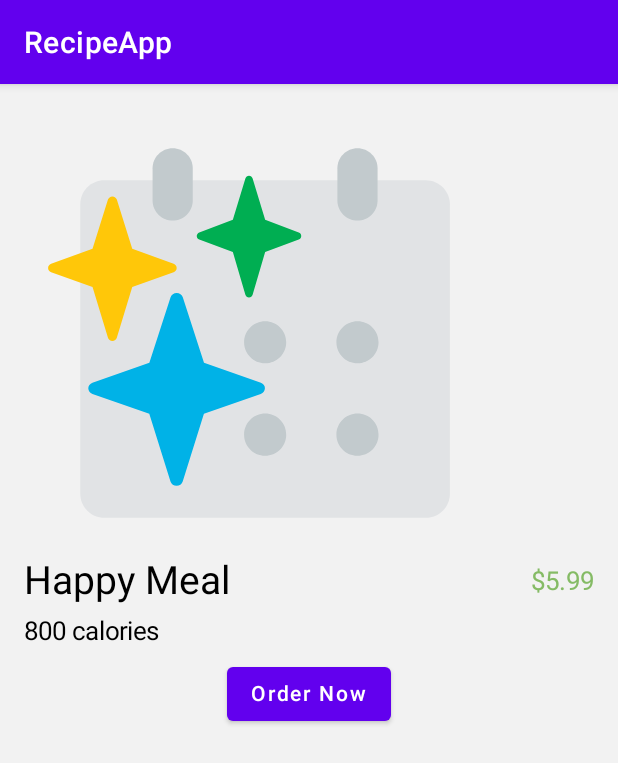
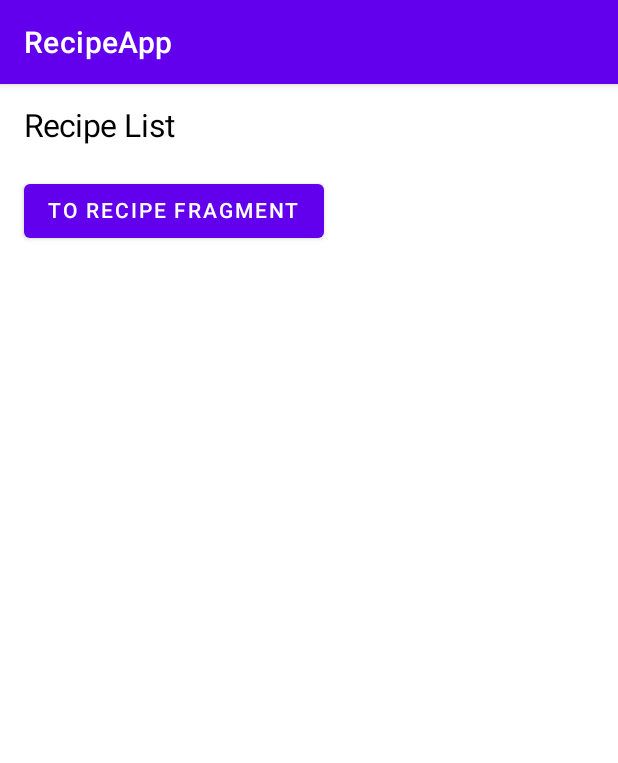
Before and after one commit to mattlenehan/RecipeApp, an Android app built with Jetpack Compose: the screen it shows after launch (MainActivity), on a phone screen of 412 x 824 dp. Shown: the top 763 px of the screen. Run offline under Robolectric (Android 15) with nearby library versions, the phone set to English and light mode, and no system bars; our stand-ins replace Dagger/Hilt's generated code.

```diff
--- a/app/src/main/AndroidManifest.xml
+++ b/app/src/main/AndroidManifest.xml
@@ -2,14 +2,17 @@
 <manifest xmlns:android="http://schemas.android.com/apk/res/android"
     package="com.example.recipeapp">
 
+    <uses-permission android:name="android.permission.INTERNET"/>
+
     <application
+        android:name=".ui.BaseApplication"
         android:allowBackup="true"
         android:icon="@mipmap/ic_launcher"
         android:label="@string/app_name"
         android:roundIcon="@mipmap/ic_launcher_round"
         android:supportsRtl="true"
         android:theme="@style/Theme.RecipeApp">
-        <activity android:name=".MainActivity">
+        <activity android:name=".ui.MainActivity">
             <intent-filter>
                 <action android:name="android.intent.action.MAIN" />
 
--- /dev/null
+++ b/app/src/main/java/com/example/recipeapp/ui/BaseApplication.kt
@@ -0,0 +1,17 @@
+package com.example.recipeapp.ui
+
+import android.app.Application
+import androidx.compose.runtime.mutableStateOf
+import dagger.hilt.android.HiltAndroidApp
+
+@HiltAndroidApp
+class BaseApplication : Application(){
+
+    // should be saved in data store
+    val isDark = mutableStateOf(false)
+
+    fun toggleLightTheme(){
+        isDark.value = !isDark.value
+    }
+
+}
--- a/app/src/main/java/com/example/recipeapp/MainActivity.kt
+++ b/app/src/main/java/com/example/recipeapp/ui/MainActivity.kt
@@ -1,11 +1,9 @@
-package com.example.recipeapp
+package com.example.recipeapp.ui
 
+import android.os.Bundle
 import androidx.appcompat.app.AppCompatActivity
-import android.os.Bundle
-import androidx.activity.compose.setContent
 import androidx.compose.foundation.Image
 import androidx.compose.foundation.background
-import androidx.compose.foundation.horizontalScroll
 import androidx.compose.foundation.layout.*
 import androidx.compose.foundation.lazy.LazyColumn
 import androidx.compose.material.Button
@@ -19,14 +17,16 @@ import androidx.compose.ui.res.painterResource
 import androidx.compose.ui.text.TextStyle
 import androidx.compose.ui.unit.dp
 import androidx.compose.ui.unit.sp
+import com.example.recipeapp.R
+import dagger.hilt.android.AndroidEntryPoint
 
-class MainActivity : AppCompatActivity(){
+@AndroidEntryPoint
+class MainActivity : AppCompatActivity() {
 
     override fun onCreate(savedInstanceState: Bundle?) {
         super.onCreate(savedInstanceState)
-        setContent {
-            loadUi()
-        }
+        setContentView(R.layout.activity_main)
+
     }
 
     @Composable
--- /dev/null
+++ b/app/src/main/java/com/example/recipeapp/ui/recipelist/RecipeListFragment.kt
@@ -0,0 +1,55 @@
+package com.example.recipeapp.ui.recipelist
+
+import android.os.Bundle
+import android.view.LayoutInflater
+import android.view.View
+import android.view.ViewGroup
+import androidx.compose.foundation.layout.Column
+import androidx.compose.foundation.layout.Spacer
+import androidx.compose.foundation.layout.padding
+import androidx.compose.material.Button
+import androidx.compose.material.Text
+import androidx.compose.ui.Modifier
+import androidx.compose.ui.platform.ComposeView
+import androidx.compose.ui.text.TextStyle
+import androidx.compose.ui.unit.dp
+import androidx.compose.ui.unit.sp
+import androidx.fragment.app.Fragment
+import androidx.fragment.app.viewModels
+import androidx.navigation.findNavController
+import com.example.recipeapp.R
+import dagger.hilt.android.AndroidEntryPoint
+
+@AndroidEntryPoint
+class RecipeListFragment : Fragment() {
+
+    val viewModel: RecipeListViewModel by viewModels()
+
+    override fun onCreateView(
+        inflater: LayoutInflater,
+        container: ViewGroup?,
+        savedInstanceState: Bundle?
+    ): View {
+        return ComposeView(requireContext()).apply {
+            setContent {
+                Column(modifier = Modifier.padding(16.dp)) {
+                    Text(
+                        text = "Recipe List",
+                        style = TextStyle(
+                            fontSize = 21.sp
+                        )
+                    )
+                    Spacer(modifier = Modifier.padding(10.dp))
+                    Button(
+                        onClick = {
+                            findNavController().navigate(R.id.viewRecipe)
+                        }
+                    ) {
+                        Text(text = "TO RECIPE FRAGMENT")
+                    }
+                }
+
+            }
+        }
+    }
+}
--- a/app/src/main/res/layout/activity_main.xml
+++ b/app/src/main/res/layout/activity_main.xml
@@ -4,15 +4,14 @@
     xmlns:tools="http://schemas.android.com/tools"
     android:layout_width="match_parent"
     android:layout_height="match_parent"
-    tools:context=".MainActivity">
+    tools:context=".ui.MainActivity">
 
-    <TextView
-        android:layout_width="wrap_content"
-        android:layout_height="wrap_content"
-        android:text="Hello World!"
-        app:layout_constraintBottom_toBottomOf="parent"
-        app:layout_constraintLeft_toLeftOf="parent"
-        app:layout_constraintRight_toRightOf="parent"
-        app:layout_constraintTop_toTopOf="parent" />
+    <androidx.fragment.app.FragmentContainerView
+        android:layout_width="match_parent"
+        android:layout_height="match_parent"
+        android:id="@+id/main_nav_host_fragment"
+        android:name="androidx.navigation.fragment.NavHostFragment"
+        app:defaultNavHost="true"
+        app:navGraph="@navigation/main_graph"/>
 
 </androidx.constraintlayout.widget.ConstraintLayout>
--- /dev/null
+++ b/app/src/main/res/navigation/main_graph.xml
@@ -0,0 +1,19 @@
+<?xml version="1.0" encoding="utf-8"?>
+<navigation xmlns:android="http://schemas.android.com/apk/res/android"
+    xmlns:app="http://schemas.android.com/apk/res-auto"
+    android:id="@+id/main_graph"
+    app:startDestination="@id/recipeListFragment">
+
+    <fragment
+        android:id="@+id/recipeListFragment"
+        android:name="com.example.recipeapp.ui.recipelist.RecipeListFragment"
+        android:label="RecipeListFragment" >
+        <action
+            android:id="@+id/viewRecipe"
+            app:destination="@id/recipeFragment" />
+    </fragment>
+    <fragment
+        android:id="@+id/recipeFragment"
+        android:name="com.example.recipeapp.ui.recipe.RecipeFragment"
+        android:label="RecipeFragment" />
+</navigation>
```
Also changed, not shown: app/src/main/java/com/example/recipeapp/di/AppModule.kt (added, +20 -0 lines), app/src/main/java/com/example/recipeapp/di/NetworkModule.kt (added, +34 -0 lines), app/src/main/java/com/example/recipeapp/di/RepositoryModule.kt (added, +28 -0 lines), app/src/main/java/com/example/recipeapp/domain/model/Recipe.kt (added, +13 -0 lines), app/src/main/java/com/example/recipeapp/domain/util/DomainMapper.kt (added, +8 -0 lines), app/src/main/java/com/example/recipeapp/network/RecipeService.kt (added, +23 -0 lines), app/src/main/java/com/example/recipeapp/network/model/RecipeDto.kt (added, +33 -0 lines), app/src/main/java/com/example/recipeapp/network/model/RecipeDtoMapper.kt (added, +45 -0 lines), app/src/main/java/com/example/recipeapp/network/response/RecipeSearchResponse.kt (added, +13 -0 lines), app/src/main/java/com/example/recipeapp/repository/RecipeRepository.kt (added, +9 -0 lines), app/src/main/java/com/example/recipeapp/repository/RecipeRepositoryImpl.kt (added, +26 -0 lines), app/src/main/java/com/example/recipeapp/ui/recipe/RecipeFragment.kt (added, +39 -0 lines), app/src/main/java/com/example/recipeapp/ui/recipelist/RecipeListViewModel.kt (added, +10 -0 lines), app/src/main/res/layout/fragment_recipe_list.xml (added, +14 -0 lines).
